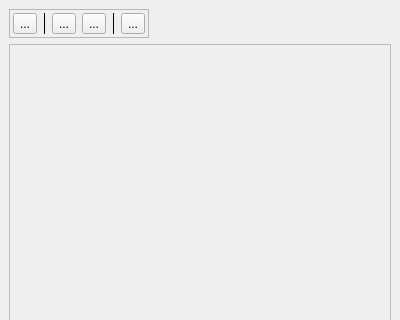
Above: IntrinsicEd/src/IntrinsicEdPropertyView.ui from begla/Intrinsic before the change; both pictures show x 0 to 400 and y 0 to 320 of the 400 by 600 pixel window. Below: the same form after it.
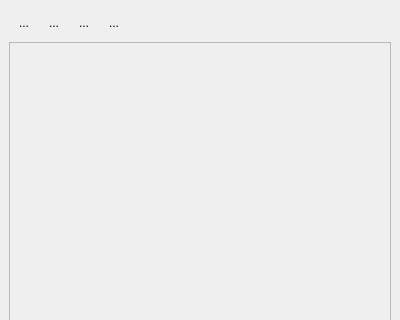
That is the form after the change. Icons and pictures are not drawn.

Commit message:
Various IntrinsicEd UI tweaks and changes
* Added new icons sets and removed olds ones
* Adjusted pallet
* Overhauled layout of IntrinsicEd
* Nodes now choose their icons according to the attached components
* Various cleanups on the go

What changed in the file:
```diff
--- a/IntrinsicEd/src/IntrinsicEdPropertyView.ui
+++ b/IntrinsicEd/src/IntrinsicEdPropertyView.ui
@@ -12,8 +12,8 @@
   </property>
   <property name="minimumSize">
    <size>
-    <width>100</width>
-    <height>100</height>
+    <width>154</width>
+    <height>147</height>
    </size>
   </property>
   <property name="windowTitle">
@@ -24,7 +24,7 @@
     <item alignment="Qt::AlignLeft">
      <widget class="QFrame" name="frame">
       <property name="frameShape">
-       <enum>QFrame::StyledPanel</enum>
+       <enum>QFrame::NoFrame</enum>
       </property>
       <property name="frameShadow">
        <enum>QFrame::Raised</enum>
@@ -54,15 +54,8 @@
           <iconset resource="../IntrinsicEd.qrc">
            <normaloff>:/Icons/refresh</normaloff>:/Icons/refresh</iconset>
          </property>
-        </widget>
-       </item>
-       <item>
-        <widget class="Line" name="line_2">
-         <property name="frameShadow">
-          <enum>QFrame::Plain</enum>
-         </property>
-         <property name="orientation">
-          <enum>Qt::Vertical</enum>
+         <property name="autoRaise">
+          <bool>true</bool>
          </property>
         </widget>
        </item>
@@ -76,7 +69,10 @@
          </property>
          <property name="icon">
           <iconset resource="../IntrinsicEd.qrc">
-           <normaloff>:/Icons/plus</normaloff>:/Icons/plus</iconset>
+           <normaloff>:/Icons/icons/arrows/expand.png</normaloff>:/Icons/icons/arrows/expand.png</iconset>
+         </property>
+         <property name="autoRaise">
+          <bool>true</bool>
          </property>
         </widget>
        </item>
@@ -92,15 +88,8 @@
           <iconset resource="../IntrinsicEd.qrc">
            <normaloff>:/Icons/minus</normaloff>:/Icons/minus</iconset>
          </property>
-        </widget>
-       </item>
-       <item>
-        <widget class="Line" name="line">
-         <property name="frameShadow">
-          <enum>QFrame::Plain</enum>
-         </property>
-         <property name="orientation">
-          <enum>Qt::Vertical</enum>
+         <property name="autoRaise">
+          <bool>true</bool>
          </property>
         </widget>
        </item>
@@ -114,7 +103,10 @@
          </property>
          <property name="icon">
           <iconset resource="../IntrinsicEd.qrc">
-           <normaloff>:/Icons/doc</normaloff>:/Icons/doc</iconset>
+           <normaloff>:/Icons/icons/arrows/down-arrow-1.png</normaloff>:/Icons/icons/arrows/down-arrow-1.png</iconset>
+         </property>
+         <property name="autoRaise">
+          <bool>true</bool>
          </property>
         </widget>
        </item>
@@ -141,7 +133,7 @@
          <x>0</x>
          <y>0</y>
          <width>380</width>
-         <height>522</height>
+         <height>524</height>
         </rect>
        </property>
        <property name="layoutDirection">
```
Left out of the diff: 4 changed lines with no effect on the pictures. The commit also changes 3200 other files.
